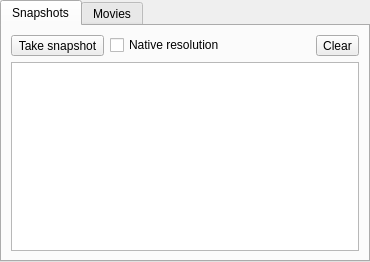
Qt form embedderopt.ui (qmc2/qmc2-mame-fe) before a commit.
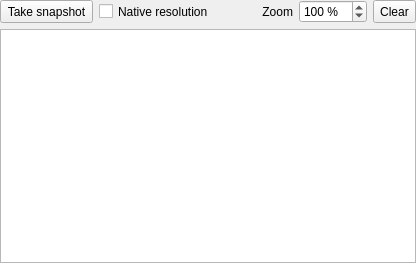
The same form after that commit. Icons and pictures are not drawn.

Commit message: new: added selectable zoom-factors for the software-list's floating snapshot-viewer and the embedder's snapshot-list/-viewer

```diff
--- a/embedderopt.ui
+++ b/embedderopt.ui
@@ -6,8 +6,8 @@
    <rect>
     <x>0</x>
     <y>0</y>
-    <width>370</width>
-    <height>262</height>
+    <width>416</width>
+    <height>263</height>
    </rect>
   </property>
   <property name="windowTitle">
@@ -18,21 +18,13 @@
     <number>0</number>
    </property>
    <item row="0" column="0">
-    <widget class="QTabWidget" name="tabWidgetEmbedderOptions">
-     <property name="currentIndex">
-      <number>0</number>
-     </property>
-     <widget class="QWidget" name="tabSnapshots">
-      <attribute name="icon">
-       <iconset resource="qmc2.qrc">
-        <normaloff>:/data/img/camera.png</normaloff>:/data/img/camera.png</iconset>
-      </attribute>
-      <attribute name="title">
-       <string>Snapshots</string>
-      </attribute>
-      <layout class="QGridLayout" name="gridLayout_2">
-       <item row="0" column="0">
         <widget class="QToolButton" name="toolButtonTakeSnapshot">
+     <property name="sizePolicy">
+      <sizepolicy hsizetype="Fixed" vsizetype="Minimum">
+       <horstretch>0</horstretch>
+       <verstretch>0</verstretch>
+      </sizepolicy>
+     </property>
          <property name="toolTip">
           <string>Take a snapshot of the current window content -- hold to take snapshots repeatedly (every 100ms)</string>
          </property>
@@ -57,43 +49,90 @@
          </property>
         </widget>
        </item>
-       <item row="1" column="0" colspan="5">
-        <widget class="QListWidget" name="listWidgetSnapshots">
-         <property name="mouseTracking">
-          <bool>true</bool>
-         </property>
-         <property name="movement">
-          <enum>QListView::Static</enum>
-         </property>
-         <property name="flow">
-          <enum>QListView::LeftToRight</enum>
-         </property>
-         <property name="isWrapping" stdset="0">
-          <bool>true</bool>
-         </property>
-         <property name="resizeMode">
-          <enum>QListView::Adjust</enum>
-         </property>
-         <property name="viewMode">
-          <enum>QListView::IconMode</enum>
+   <item row="0" column="1">
+    <widget class="QCheckBox" name="checkBoxNativeSnapshotResolution">
+     <property name="sizePolicy">
+      <sizepolicy hsizetype="Minimum" vsizetype="Minimum">
+       <horstretch>0</horstretch>
+       <verstretch>0</verstretch>
+      </sizepolicy>
+     </property>
+     <property name="toolTip">
+      <string>Scale snapshots to the native resolution</string>
+     </property>
+     <property name="text">
+      <string>Native resolution</string>
          </property>
         </widget>
        </item>
-       <item row="0" column="2" colspan="2">
+   <item row="0" column="2">
         <spacer name="horizontalSpacer">
          <property name="orientation">
           <enum>Qt::Horizontal</enum>
          </property>
          <property name="sizeHint" stdset="0">
           <size>
-           <width>40</width>
-           <height>20</height>
+       <width>21</width>
+       <height>22</height>
           </size>
          </property>
         </spacer>
        </item>
+   <item row="0" column="3">
+    <widget class="QLabel" name="label">
+     <property name="sizePolicy">
+      <sizepolicy hsizetype="Preferred" vsizetype="Minimum">
+       <horstretch>0</horstretch>
+       <verstretch>0</verstretch>
+      </sizepolicy>
+     </property>
+     <property name="text">
+      <string>Zoom</string>
+     </property>
+     <property name="alignment">
+      <set>Qt::AlignRight|Qt::AlignTrailing|Qt::AlignVCenter</set>
+     </property>
+    </widget>
+   </item>
        <item row="0" column="4">
+    <widget class="QSpinBox" name="spinBoxZoom">
+     <property name="sizePolicy">
+      <sizepolicy hsizetype="Fixed" vsizetype="Minimum">
+       <horstretch>0</horstretch>
+       <verstretch>0</verstretch>
+      </sizepolicy>
+     </property>
+     <property name="toolTip">
+      <string>Set zoom factor for snapshot items</string>
+     </property>
+     <property name="statusTip">
+      <string>Set zoom factor for snapshot items</string>
+     </property>
+     <property name="suffix">
+      <string> %</string>
+     </property>
+     <property name="minimum">
+      <number>10</number>
+     </property>
+     <property name="maximum">
+      <number>1000</number>
+     </property>
+     <property name="singleStep">
+      <number>10</number>
+     </property>
+     <property name="value">
+      <number>100</number>
+     </property>
+    </widget>
+   </item>
+   <item row="0" column="5">
         <widget class="QToolButton" name="toolButtonClearSnapshots">
+     <property name="sizePolicy">
+      <sizepolicy hsizetype="Fixed" vsizetype="Minimum">
+       <horstretch>0</horstretch>
+       <verstretch>0</verstretch>
+      </sizepolicy>
+     </property>
          <property name="toolTip">
           <string>Clear snapshots</string>
          </property>
@@ -109,27 +148,35 @@
          </property>
         </widget>
        </item>
-       <item row="0" column="1">
-        <widget class="QCheckBox" name="checkBoxNativeSnapshotResolution">
-         <property name="toolTip">
-          <string>Scale snapshots to the native resolution</string>
-         </property>
-         <property name="text">
-          <string>Native resolution</string>
-         </property>
-        </widget>
-       </item>
-      </layout>
-     </widget>
-     <widget class="QWidget" name="tabMovies">
-      <attribute name="icon">
-       <iconset resource="qmc2.qrc">
-        <normaloff>:/data/img/movie.png</normaloff>:/data/img/movie.png</iconset>
-      </attribute>
-      <attribute name="title">
-       <string>Movies</string>
-      </attribute>
-     </widget>
+   <item row="1" column="0" colspan="6">
+    <widget class="QListWidget" name="listWidgetSnapshots">
+     <property name="mouseTracking">
+      <bool>true</bool>
+     </property>
+     <property name="verticalScrollMode">
+      <enum>QAbstractItemView::ScrollPerPixel</enum>
+     </property>
+     <property name="horizontalScrollMode">
+      <enum>QAbstractItemView::ScrollPerPixel</enum>
+     </property>
+     <property name="movement">
+      <enum>QListView::Static</enum>
+     </property>
+     <property name="flow">
+      <enum>QListView::LeftToRight</enum>
+     </property>
+     <property name="isWrapping" stdset="0">
+      <bool>true</bool>
+     </property>
+     <property name="resizeMode">
+      <enum>QListView::Adjust</enum>
+     </property>
+     <property name="viewMode">
+      <enum>QListView::IconMode</enum>
+     </property>
+     <property name="uniformItemSizes">
+      <bool>true</bool>
+     </property>
     </widget>
    </item>
   </layout>
```
Left out of the diff: 12 changed lines with no effect on the pictures. Lines whose indentation alone changed are shown as unchanged. The commit also changes 43 other files.
